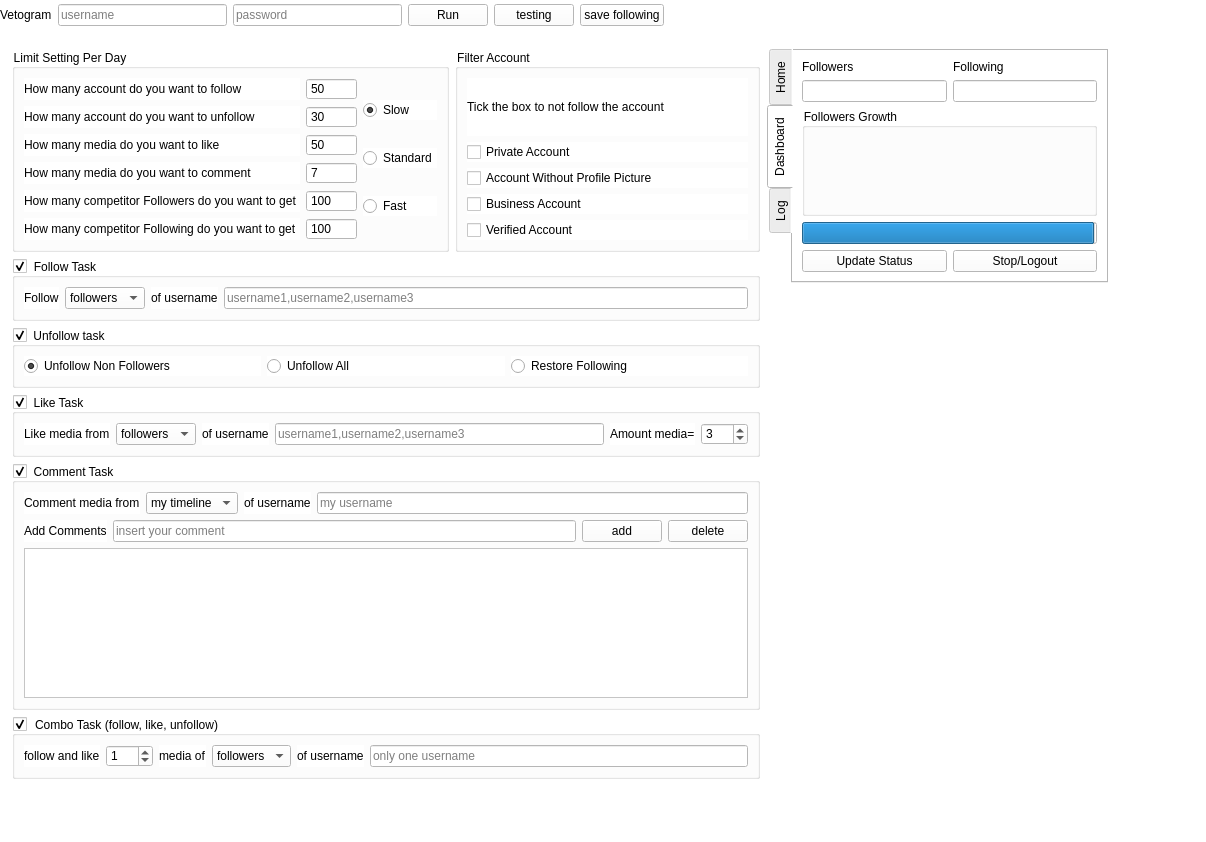
This is MyappV2/ui/MainWindow.ui in ohld/igbot as Qt 5 draws it before an edit. The edited form follows.
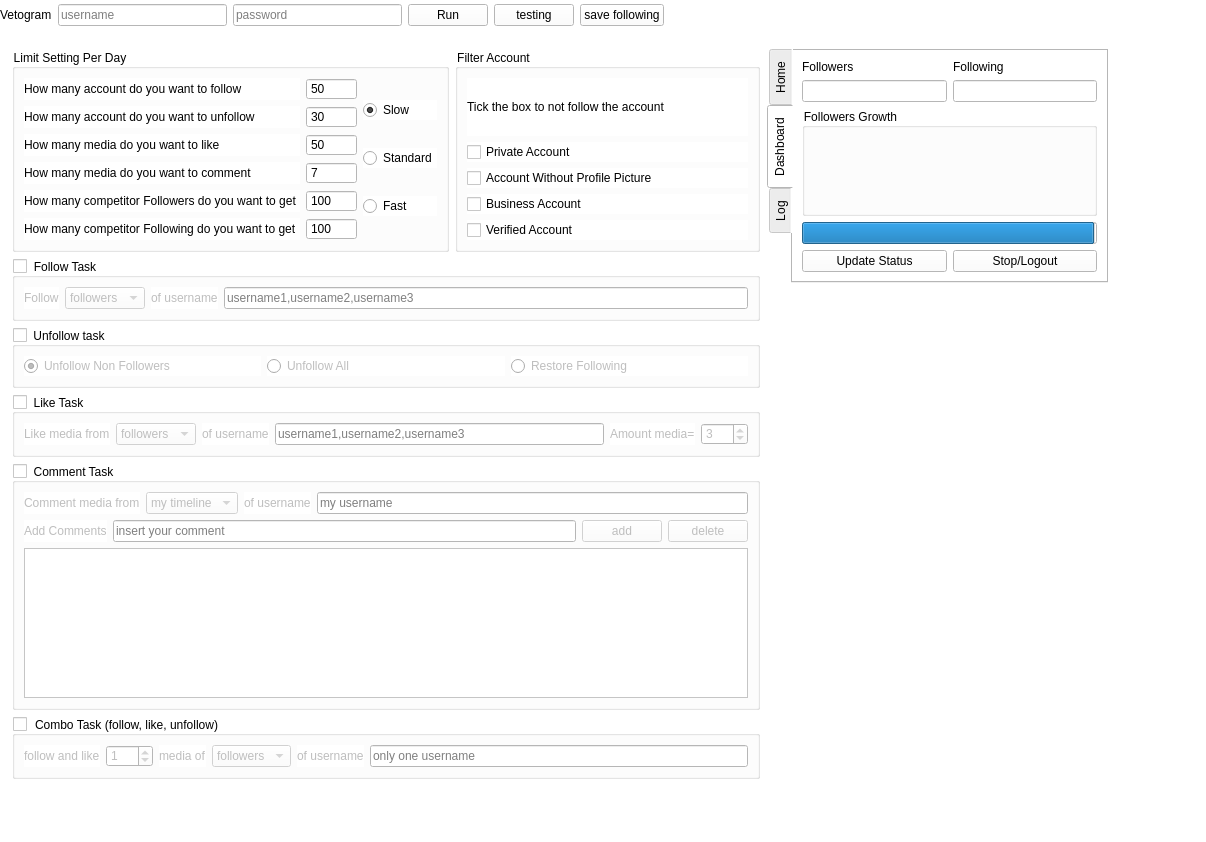
This is the edited form.

```diff
--- a/MyappV2/ui/MainWindow.ui
+++ b/MyappV2/ui/MainWindow.ui
@@ -442,6 +442,9 @@
        <property name="checkable">
         <bool>true</bool>
        </property>
+       <property name="checked">
+        <bool>false</bool>
+       </property>
        <layout class="QHBoxLayout" name="horizontalLayout_4">
         <item>
          <layout class="QHBoxLayout" name="horizontalLayout_2">
@@ -498,6 +501,9 @@
        <property name="checkable">
         <bool>true</bool>
        </property>
+       <property name="checked">
+        <bool>false</bool>
+       </property>
        <layout class="QHBoxLayout" name="horizontalLayout_3">
         <item>
          <widget class="QRadioButton" name="radioButton_nonfollowers">
@@ -534,6 +540,9 @@
        <property name="checkable">
         <bool>true</bool>
        </property>
+       <property name="checked">
+        <bool>false</bool>
+       </property>
        <layout class="QHBoxLayout" name="horizontalLayout_7">
         <item>
          <layout class="QHBoxLayout" name="horizontalLayout_8">
@@ -607,6 +616,9 @@
        <property name="checkable">
         <bool>true</bool>
        </property>
+       <property name="checked">
+        <bool>false</bool>
+       </property>
        <layout class="QHBoxLayout" name="horizontalLayout_12">
         <item>
          <layout class="QVBoxLayout" name="verticalLayout_2">
@@ -710,6 +722,9 @@
        <property name="checkable">
         <bool>true</bool>
        </property>
+       <property name="checked">
+        <bool>false</bool>
+       </property>
        <layout class="QHBoxLayout" name="horizontalLayout_13">
         <item>
          <layout class="QHBoxLayout" name="horizontalLayout_14">
```
